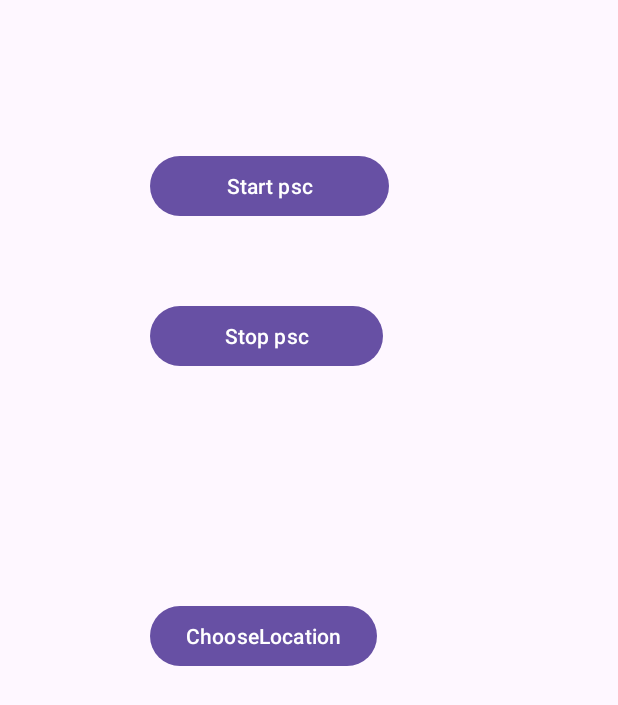
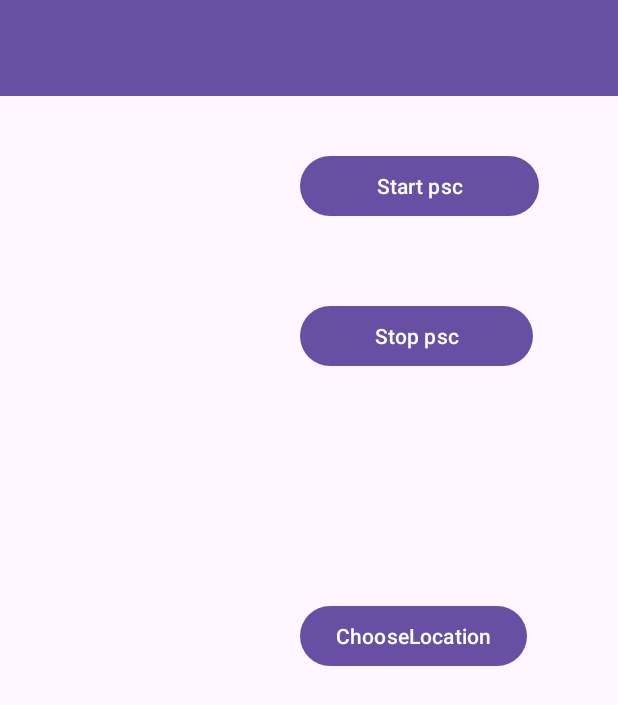
Before and after one commit to Sliner05/pscAndroid, an Android app: the layout activity_main.xml on its own in the app's theme, with its tools: preview values and no code run, on a phone screen of 412 x 824 dp. Shown: the top 705 px of the screen. Run offline under Robolectric (Android 15) with nearby library versions, the phone set to English and light mode, and no system bars.

Commit message:
layout finished

```diff
--- a/app/src/main/res/layout/activity_main.xml
+++ b/app/src/main/res/layout/activity_main.xml
@@ -10,7 +10,16 @@
     <com.google.android.material.appbar.AppBarLayout
         android:layout_width="match_parent"
         android:layout_height="wrap_content"
-        android:fitsSystemWindows="true" />
+        android:fitsSystemWindows="true">
+
+        <androidx.appcompat.widget.Toolbar
+            android:id="@+id/toolbar"
+            android:layout_width="match_parent"
+            android:layout_height="?attr/actionBarSize"
+            android:background="?attr/colorPrimary"
+            app:titleTextColor="@android:color/white" ></androidx.appcompat.widget.Toolbar>
+
+    </com.google.android.material.appbar.AppBarLayout>
 
     <include
         layout="@layout/content_main"
@@ -22,7 +31,7 @@
         android:layout_width="159dp"
         android:layout_height="wrap_content"
         android:text="Start psc"
-        android:translationX="100dp"
+        android:translationX="200dp"
         android:translationY="100dp"
         tools:visibility="visible" />
 
@@ -31,7 +40,7 @@
         android:layout_width="155dp"
         android:layout_height="wrap_content"
         android:text="Stop psc"
-        android:translationX="100dp"
+        android:translationX="200dp"
         android:translationY="200dp" />
 
     <Button
@@ -40,7 +49,7 @@
         android:layout_height="wrap_content"
         android:insetLeft="0dp"
         android:text="ChooseLocation"
-        android:translationX="100dp"
+        android:translationX="200dp"
         android:translationY="400dp" />
 
 </androidx.coordinatorlayout.widget.CoordinatorLayout>
```
Also changed, not shown: 1 other file.
